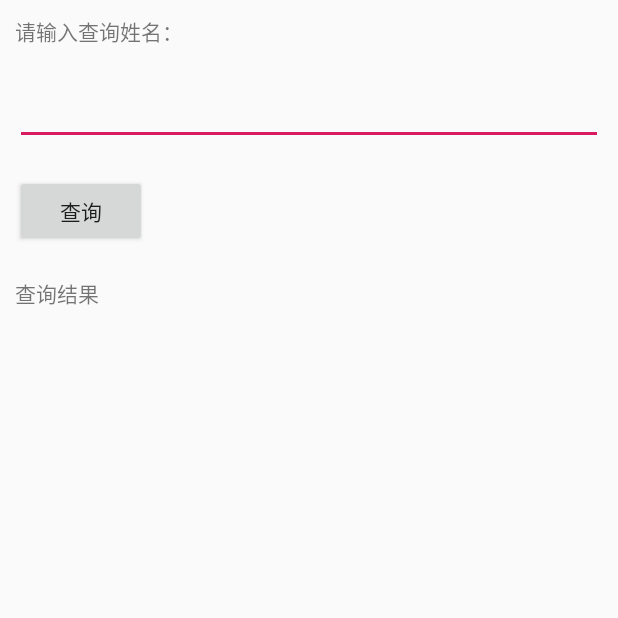
After one commit to Nergal1/ApplicationDemo, an Android app: the AIDLClientComplexActivity screen opened directly, with no data from a screen before it, on a phone screen of 412 x 824 dp, the top half of it. The commit adds this screen. Run offline under Robolectric (Android 15) with nearby library versions, the phone set to English and light mode, and no system bars; 1 statement that could not run was skipped.

Commit message:
AIDL 复杂数据类型传递

```diff
--- /dev/null
+++ b/app/src/main/java/com/anbang/myapplication/AIDLClientComplexActivity.java
@@ -0,0 +1,72 @@
+package com.anbang.myapplication;
+
+import android.app.Activity;
+import android.app.Service;
+import android.content.ComponentName;
+import android.content.Intent;
+import android.content.ServiceConnection;
+import android.os.Bundle;
+import android.os.IBinder;
+import android.os.RemoteException;
+import android.view.View;
+import android.view.View.OnClickListener;
+import android.widget.Button;
+import android.widget.EditText;
+import android.widget.TextView;
+
+
+public class AIDLClientComplexActivity extends Activity {
+
+    private ISalary salaryService;
+    private Button btnquery;
+    private EditText editname;
+    private TextView textshow;
+    private ServiceConnection conn = new ServiceConnection() {
+
+        @Override
+        public void onServiceDisconnected(ComponentName name) {
+            salaryService = null;
+        }
+
+        @Override
+        public void onServiceConnected(ComponentName name, IBinder service) {
+            //返回的是代理对象,要调用这个方法哦!
+            salaryService = ISalary.Stub.asInterface(service);
+        }
+    };
+
+
+    @Override
+    protected void onCreate(Bundle savedInstanceState) {
+        super.onCreate(savedInstanceState);
+        setContentView(R.layout.activity_aidl_client2);
+
+        btnquery = (Button) findViewById(R.id.btn_query);
+        editname = (EditText) findViewById(R.id.edit_num);
+        textshow = (TextView) findViewById(R.id.txt_name);
+
+        Intent it = new Intent();
+        it.setAction("android.intent.action.AIDLService2");
+        it.setPackage(getPackageName());
+        bindService(it, conn, Service.BIND_AUTO_CREATE);
+
+        btnquery.setOnClickListener(new OnClickListener() {
+            @Override
+            public void onClick(View v) {
+                try
+                {
+                    String name = editname.getText().toString();
+                    Salary salary = salaryService.getMsg(new Person(1,name));
+                    textshow.setText(name + salary.toString());
+                }catch(RemoteException e){e.printStackTrace();}
+            }
+        });
+
+    }
+    @Override
+    protected void onDestroy() {
+        super.onDestroy();
+        this.unbindService(conn);
+    }
+
+}
--- /dev/null
+++ b/app/src/main/res/layout/activity_aidl_client2.xml
@@ -0,0 +1,34 @@
+<?xml version="1.0" encoding="utf-8"?>
+<LinearLayout xmlns:android="http://schemas.android.com/apk/res/android"
+    android:layout_width="match_parent"
+    android:layout_height="match_parent"
+    android:orientation="vertical">
+    <TextView
+        android:layout_width="wrap_content"
+        android:layout_height="wrap_content"
+        android:text="请输入查询姓名："
+        android:layout_margin="10dp"
+        >
+
+    </TextView>
+    <EditText
+        android:id="@+id/edit_num"
+        android:layout_width="match_parent"
+        android:layout_height="wrap_content"
+        android:layout_margin="10dp"
+        ></EditText>
+    <Button
+        android:id="@+id/btn_query"
+        android:layout_width="wrap_content"
+        android:layout_height="wrap_content"
+        android:text="查询"
+        android:layout_margin="10dp"
+        ></Button>
+    <TextView
+        android:id="@+id/txt_name"
+        android:layout_width="wrap_content"
+        android:layout_height="wrap_content"
+        android:layout_margin="10dp"
+        android:text="查询结果"
+        ></TextView>
+</LinearLayout>
```
Also changed, not shown: app/src/main/AndroidManifest.xml (+9 -0 lines), app/src/main/java/com/anbang/myapplication/MainActivity.java (+9 -0 lines), app/src/main/java/com/anbang/myapplication/Person.java (added, +98 -0 lines), app/src/main/java/com/anbang/myapplication/Salary.java (added, +75 -0 lines), app/src/main/java/com/anbang/myapplication/aidl/AidlService2.java (added, +54 -0 lines), app/src/main/res/layout/activity_main.xml (+7 -0 lines), app/src/main/aidl/com/anbang/myapplication/ISalary.aidl (added), app/src/main/aidl/com/anbang/myapplication/Person.aidl (added), app/src/main/aidl/com/anbang/myapplication/Salary.aidl (added).
